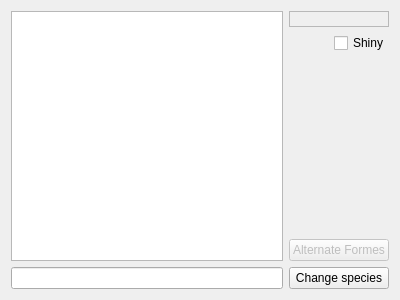
First picture: the form in src/Teambuilder/Teambuilder/pokeselection.ui, repository po-devs/pokemon-online, before the edit.
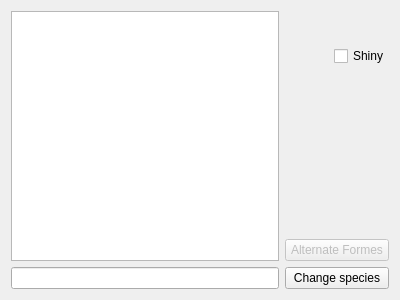
Second picture: the form after the edit. Custom widgets are drawn as their Qt base class.

Commit message: Made pokemon frame a fixed size button

```diff
--- a/src/Teambuilder/Teambuilder/pokeselection.ui
+++ b/src/Teambuilder/Teambuilder/pokeselection.ui
@@ -14,49 +14,21 @@
    <string>Form</string>
   </property>
   <layout class="QGridLayout" name="gridLayout">
-   <item row="0" column="0" rowspan="7">
+   <item row="0" column="0" rowspan="8">
     <widget class="TB_PokeChoice" name="pokemonList">
      <property name="tabKeyNavigation">
       <bool>false</bool>
      </property>
     </widget>
    </item>
-   <item row="0" column="1" colspan="2">
-    <widget class="QFrame" name="pokemonFrame">
-     <property name="frameShape">
-      <enum>QFrame::StyledPanel</enum>
-     </property>
-     <property name="frameShadow">
-      <enum>QFrame::Raised</enum>
-     </property>
-     <layout class="QVBoxLayout" name="verticalLayout">
-      <property name="spacing">
-       <number>0</number>
-      </property>
-      <property name="margin">
-       <number>0</number>
-      </property>
-      <item>
-       <widget class="QLabel" name="pokemonSprite">
-        <property name="text">
-         <string/>
-        </property>
-        <property name="alignment">
-         <set>Qt::AlignCenter</set>
-        </property>
-       </widget>
-      </item>
-     </layout>
-    </widget>
-   </item>
-   <item row="1" column="2">
+   <item row="2" column="2">
     <widget class="QCheckBox" name="shiny">
      <property name="text">
       <string>Shiny</string>
      </property>
     </widget>
    </item>
-   <item row="2" column="1">
+   <item row="3" column="1">
     <widget class="QLabel" name="type1">
      <property name="text">
       <string/>
@@ -66,7 +38,7 @@
      </property>
     </widget>
    </item>
-   <item row="2" column="2">
+   <item row="3" column="2">
     <widget class="QLabel" name="type2">
      <property name="text">
       <string/>
@@ -76,7 +48,7 @@
      </property>
     </widget>
    </item>
-   <item row="4" column="2">
+   <item row="5" column="2">
     <spacer name="verticalSpacer">
      <property name="orientation">
       <enum>Qt::Vertical</enum>
@@ -92,17 +64,17 @@
    <item row="3" column="1" colspan="2">
     <widget class="BaseStatsWidget" name="baseStats" native="true"/>
    </item>
-   <item row="7" column="0">
+   <item row="8" column="0">
     <widget class="QLineEdit" name="pokeEdit"/>
    </item>
-   <item row="7" column="1" colspan="2">
+   <item row="8" column="1" colspan="2">
     <widget class="QPushButton" name="done">
      <property name="text">
       <string>Change species</string>
      </property>
     </widget>
    </item>
-   <item row="6" column="1" colspan="2">
+   <item row="7" column="1" colspan="2">
     <widget class="QPushButton" name="altForme">
      <property name="enabled">
       <bool>false</bool>
@@ -112,6 +84,70 @@
      </property>
     </widget>
    </item>
+   <item row="1" column="1" colspan="2">
+    <layout class="QHBoxLayout" name="horizontalLayout">
+     <property name="spacing">
+      <number>0</number>
+     </property>
+     <item>
+      <spacer name="horizontalSpacer">
+       <property name="orientation">
+        <enum>Qt::Horizontal</enum>
+       </property>
+       <property name="sizeType">
+        <enum>QSizePolicy::Preferred</enum>
+       </property>
+       <property name="sizeHint" stdset="0">
+        <size>
+         <width>40</width>
+         <height>20</height>
+        </size>
+       </property>
+      </spacer>
+     </item>
+     <item>
+      <widget class="QToolButton" name="pokemonFrame">
+       <property name="autoRaise">
+        <bool>true</bool>
+       </property>
+       <layout class="QVBoxLayout" name="verticalLayout">
+        <property name="spacing">
+         <number>0</number>
+        </property>
+        <property name="margin">
+         <number>0</number>
+        </property>
+        <item>
+         <widget class="QLabel" name="pokemonSprite">
+          <property name="text">
+           <string/>
+          </property>
+          <property name="alignment">
+           <set>Qt::AlignCenter</set>
+          </property>
+         </widget>
+        </item>
+       </layout>
+      </widget>
+     </item>
+     <item>
+      <spacer name="horizontalSpacer_2">
+       <property name="orientation">
+        <enum>Qt::Horizontal</enum>
+       </property>
+       <property name="sizeType">
+        <enum>QSizePolicy::Preferred</enum>
+       </property>
+       <property name="sizeHint" stdset="0">
+        <size>
+         <width>40</width>
+         <height>20</height>
+        </size>
+       </property>
+      </spacer>
+     </item>
+    </layout>
+   </item>
   </layout>
  </widget>
  <customwidgets>
```
Left out of the diff: 2 changed lines with no effect on the pictures.
